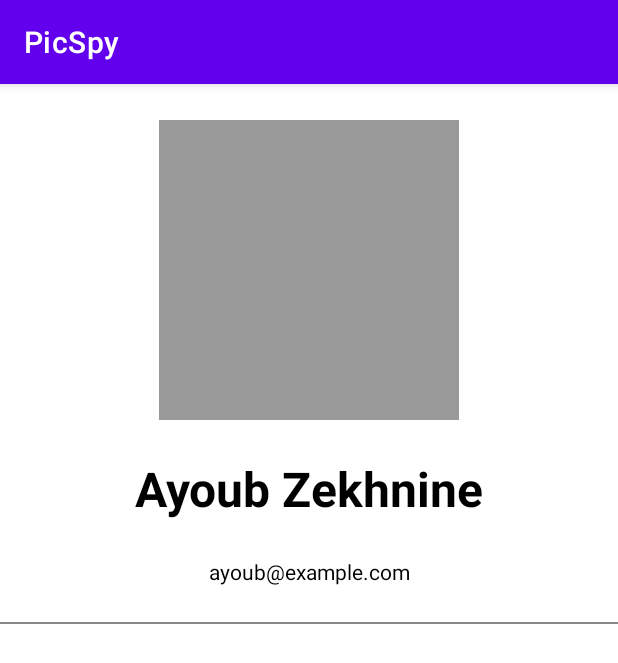
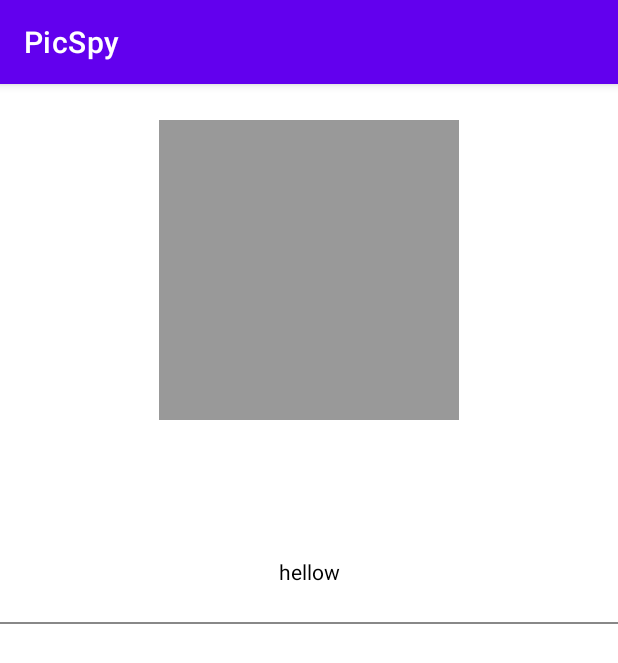
Before and after one commit to pattern-finder/AndroidApp, an Android app: the Profile screen opened directly, with no data from a screen before it, on a phone screen of 412 x 824 dp. Shown: the top 663 px of the screen. Run offline under Robolectric (Android 15) with nearby library versions, the phone set to English and light mode, and no system bars.

Commit message:
userProfile

```diff
--- a/app/src/main/java/com/example/myapplication/Profile.kt
+++ b/app/src/main/java/com/example/myapplication/Profile.kt
@@ -2,10 +2,25 @@ package com.example.myapplication
 
 import androidx.appcompat.app.AppCompatActivity
 import android.os.Bundle
+import android.widget.TextView
+import com.example.myapplication.api.user.model.LoginModel
+import com.example.myapplication.api.user.model.UserModel
+import com.example.myapplication.api.user.serivce.ProfileUserService
 
 class Profile : AppCompatActivity() {
     override fun onCreate(savedInstanceState: Bundle?) {
         super.onCreate(savedInstanceState)
         setContentView(R.layout.activity_profile)
+
+
+        val full_name = findViewById<TextView>(R.id.fullName)
+        val email = findViewById<TextView>(R.id.email)
+
+        ProfileUserService().UserProfile()
+
+        email.text = "hellow"
+
+
     }
+
 }
--- a/app/src/main/java/com/example/myapplication/api/ApiClient.kt
+++ b/app/src/main/java/com/example/myapplication/api/ApiClient.kt
@@ -19,4 +19,5 @@ object ApiClient {
 
         return retrofit?.create(service)!!
     }
+
 }
--- a/app/src/main/java/com/example/myapplication/api/user/controller/AuthenticationInterface.kt
+++ b/app/src/main/java/com/example/myapplication/api/user/controller/AuthenticationInterface.kt
@@ -4,6 +4,7 @@ import com.example.myapplication.api.user.model.LoginModel
 import com.google.gson.JsonObject
 import retrofit2.Call
 import retrofit2.http.Body
+import retrofit2.http.GET
 import retrofit2.http.Headers
 import retrofit2.http.POST
 
@@ -11,4 +12,5 @@ interface AuthenticationInterface {
     @Headers("Content-Type: application/json")
     @POST("auth/login")
     fun login(@Body loginData: LoginModel): Call<JsonObject>
+
 }
--- /dev/null
+++ b/app/src/main/java/com/example/myapplication/api/user/controller/UserProfileInterface.kt
@@ -0,0 +1,13 @@
+package com.example.myapplication.api.user.controller
+
+import com.example.myapplication.api.user.model.UserModel
+import retrofit2.Call
+import retrofit2.http.GET
+
+
+interface UserProfileInterface {
+
+    @GET("users/60a91153076d48ec19c7c1b8")
+    fun getUserInformation() : Call<UserModel>
+
+}
--- a/app/src/main/java/com/example/myapplication/api/user/model/UserModel.kt
+++ b/app/src/main/java/com/example/myapplication/api/user/model/UserModel.kt
@@ -1,6 +1,5 @@
 package com.example.myapplication.api.user.model
 
-import java.time.LocalDate
 import java.util.*
 
 data class UserModel(
--- /dev/null
+++ b/app/src/main/java/com/example/myapplication/api/user/serivce/ProfileUserService.kt
@@ -0,0 +1,34 @@
+package com.example.myapplication.api.user.serivce
+
+import android.util.Log
+import com.example.myapplication.api.ApiClient
+import com.example.myapplication.api.user.controller.UserProfileInterface
+import com.example.myapplication.api.user.model.UserModel
+import com.google.gson.JsonObject
+import retrofit2.Call
+import retrofit2.Callback
+import retrofit2.Response
+import kotlin.math.log
+
+
+class ProfileUserService {
+
+    fun UserProfile(){
+        val call : Call<UserModel> = ApiClient.buildService(UserProfileInterface::class.java).getUserInformation()
+
+        call.enqueue(object : Callback<UserModel> {
+            override fun onResponse(call: Call<UserModel>, response: Response<UserModel>) {
+                val userInfo = response.body()
+                if(userInfo!=null){
+                    Log.d("User","my user profile")
+                }
+
+            }
+            override fun onFailure(call: Call<UserModel>, t: Throwable) {
+                error("Ko")
+            }
+        })
+
+    }
+
+}
--- a/app/src/main/res/layout/activity_profile.xml
+++ b/app/src/main/res/layout/activity_profile.xml
@@ -22,7 +22,7 @@
         android:layout_width="wrap_content"
         android:layout_height="wrap_content"
         android:layout_marginTop="24dp"
-        android:text="Ayoub Zekhnine"
+        android:text=""
         android:textColor="#000"
         android:textSize="32sp"
         android:textStyle="bold"
@@ -34,7 +34,7 @@
         android:layout_width="0dp"
         android:layout_height="wrap_content"
         android:layout_marginTop="24dp"
-        android:text="ayoub@example.com"
+        android:text=""
         android:textAlignment="center"
         android:textColor="#000"
         app:layout_constraintEnd_toEndOf="parent"
```
